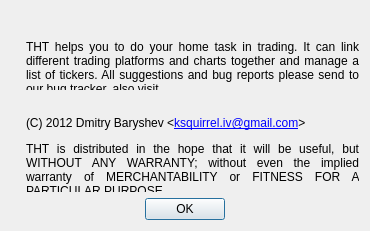
First picture: the form in about.ui, repository HappySeaFox/tht, before the edit.
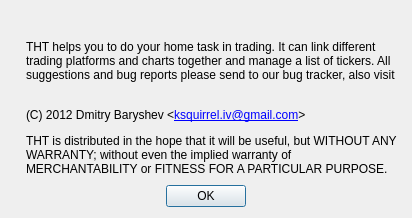
Second picture: the form after the edit. Icons and pictures are not drawn.

Commit message: "About" size

The edit to the form file:
```diff
--- a/about.ui
+++ b/about.ui
@@ -6,8 +6,8 @@
    <rect>
     <x>0</x>
     <y>0</y>
-    <width>370</width>
-    <height>231</height>
+    <width>412</width>
+    <height>218</height>
    </rect>
   </property>
   <property name="windowTitle">
@@ -95,9 +95,6 @@
          <property name="text">
           <string>THT helps you to do your home task in trading. It can link different trading platforms and charts together and manage a list of tickers. All suggestions and bug reports please send to our bug tracker, also visit</string>
          </property>
-         <property name="alignment">
-          <set>Qt::AlignJustify|Qt::AlignVCenter</set>
-         </property>
          <property name="wordWrap">
           <bool>true</bool>
          </property>
@@ -166,9 +163,6 @@
          <property name="text">
           <string extracomment="See https://www.gnu.org/licenses/gpl-2.0.txt">THT is distributed in the hope that it will be useful, but WITHOUT ANY WARRANTY; without even the implied warranty of MERCHANTABILITY or FITNESS FOR A PARTICULAR PURPOSE.</string>
          </property>
-         <property name="alignment">
-          <set>Qt::AlignJustify|Qt::AlignVCenter</set>
-         </property>
          <property name="wordWrap">
           <bool>true</bool>
          </property>
```
The commit also changes 1 other file.
